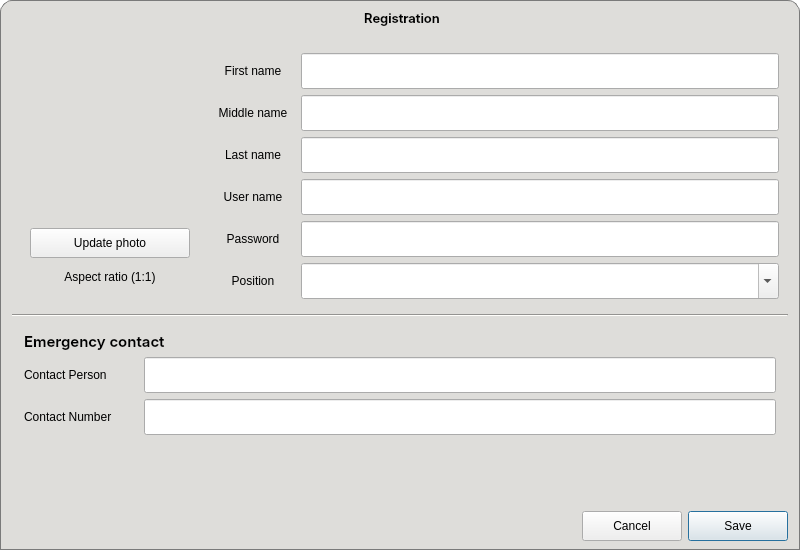
First picture: the form in CAI_PyQt/CAI_Admin/UI/FormAddNewUser.ui, repository CPG19040/CPG19040, before the edit.
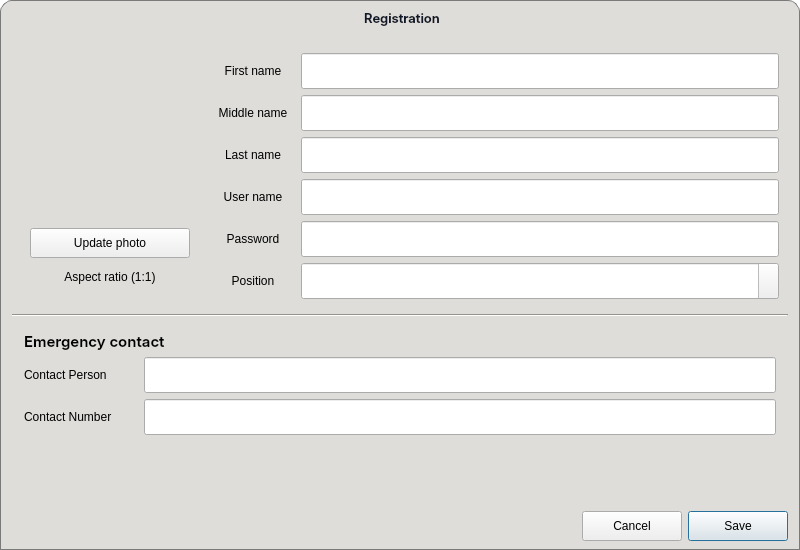
Second picture: the form after the edit. Icons and pictures are not drawn.

Diff of the .ui file:
```diff
--- a/CAI_PyQt/CAI_Admin/UI/FormAddNewUser.ui
+++ b/CAI_PyQt/CAI_Admin/UI/FormAddNewUser.ui
@@ -27,12 +27,227 @@
   </property>
   <property name="styleSheet">
    <string notr="true">* {
-	color: black;
-	font: 10pt &quot;Inter&quot;;
+    color: black;
+    font: 10pt &quot;Inter&quot;;
 }
 
-#AddNewUserDialog {
-	background-color: transparent;
+QDialog {
+    background: transparent;
+}
+
+
+#frame_header {
+    background-color: #deddda;
+    border-top-left-radius: 12px;
+    border-top-right-radius: 12px;
+    border: 1px solid #7a7a7a;
+    border-bottom: none;
+}
+
+#label_windowTitle {
+    background: transparent;
+    font: 10pt &quot;Inter SemiBold&quot;;
+    color: #111827;
+}
+
+#widget_window_buttons {
+    background: transparent;
+}
+
+#btnMinimize {
+    border-radius: 12px;
+    background-color: transparent;
+}
+
+#btnMinimize:hover {
+    background-color: #f8e45c;
+}
+
+#btnClose {
+    border-radius: 12px;
+    background-color: transparent;
+}
+
+#btnClose:hover {
+    background-color: #f66151;
+}
+
+
+#widget_body {
+    background-color: #deddda;
+    border: 1px solid #7a7a7a;
+    border-top: none;
+}
+
+
+*[class=&quot;input-field&quot;] {
+    background-color: transparent;
+}
+
+*[class=&quot;input-field&quot;] QLineEdit {
+    background-color: #ffffff;
+    border: 1px solid #999;
+    border-left: none;
+    border-top-right-radius: 18px;
+    border-bottom-right-radius: 18px;
+    padding: 0px 8px;
+    color: #1f2937;
+}
+
+QLineEdit:focus {
+    border: 1px solid #2563eb;
+}
+
+QLineEdit:hover {
+    border: 1px solid #3b82f6;
+}
+
+*[class=&quot;input-field&quot;] QLineEdit:disabled {
+    background-color: #f3f4f6;
+    border: none;
+    color: #999;
+}
+
+*[class=&quot;input-field&quot;] QLabel {
+    background-color: #d2d2d2;
+    border-left: 1px solid #999;
+    border-top: 1px solid #999;
+    border-bottom: 1px solid #999;
+    border-right: none;
+    border-top-left-radius: 18px;
+    border-bottom-left-radius: 18px;
+    padding-left: 8px;
+    color: #000000;
+}
+
+*[class=&quot;input-field&quot;] QLabel:disabled {
+    color: #999;
+    border: none;
+}
+
+
+
+*[class=&quot;input-field&quot;] QComboBox {
+    border: 1px solid #999;
+    border-left: none;
+    padding: 0px 10px;
+    background-color: #ffffff;
+    color: #1f2937;
+    font: 10pt &quot;Inter Medium&quot;;
+    selection-background-color: #bfdbfe;
+    border-top-right-radius: 18px;
+    border-bottom-right-radius: 18px;
+}
+
+QComboBox:focus {
+    border: 1px solid #2563eb;
+}
+
+QComboBox:hover {
+    border: 1px solid #3b82f6;
+}
+
+QComboBox::drop-down {
+    subcontrol-origin: padding;
+    subcontrol-position: top right;
+    width: 30px;
+    border-left-width: 0px;
+    border-top-right-radius: 15px;
+    border-bottom-right-radius: 15px;
+}
+
+QComboBox::down-arrow {
+    image: url(:/Images/Images/caret-down.png);
+    border: none;
+    width: 8px;
+    height: 8px;
+}
+
+QComboBox QAbstractItemView {
+    background-color: #ffffff !important;
+    border: 1px solid #999;
+    selection-background-color: #bfdbfe;
+    selection-color: #111827;
+    outline: 0;
+}
+
+QComboBox QAbstractItemView::item {
+    padding: 0px 15px;
+    border-radius: 4px;
+    color: #1f2937;
+}
+
+QComboBox QAbstractItemView::item:hover {
+    background-color: #bfdbfe;
+    color: #111827;
+}
+
+QComboBox:disabled {
+    background-color: #f3f4f6;
+    border: none;
+    color: #999;
+}
+
+QComboBox::drop-down:disabled {
+    border-top-right-radius: 15px;
+    border-bottom-right-radius: 15px;
+    background-color: transparent;
+}
+
+QComboBox::down-arrow:disabled {
+    image: url(:/Images/Images/caret-down-disabled.png);
+}
+
+
+
+QPushButton[class=&quot;button-green&quot;] {
+    border: 1px solid #0a5128;
+    border-radius: 15px;
+    padding: 0px 10px 0px;
+    background: qlineargradient(x1:0, y1:0, x2:0, y2:1, stop:0 #1ebd5d, stop:1 #107f3f);
+    color: #FFF;
+    font: 10pt &quot;Inter SemiBold&quot;;
+}
+
+QPushButton[class=&quot;button-green&quot;]:hover {
+    background: qlineargradient(x1:0, y1:0, x2:0, y2:1, stop:0 #2ecc71, stop:1 #27AE60);
+}
+
+QPushButton[class=&quot;button-green&quot;]:pressed {
+    background: qlineargradient(x1:0, y1:0, x2:0, y2:1, stop:0 #0b572a, stop:1 #129046);
+}
+
+QPushButton[class=&quot;button-green&quot;]:disabled {
+    background: #A5D6A7;
+    color: #E8F5E9;
+    opacity: 0.6;
+}
+
+QPushButton[class=&quot;button-normal&quot;] {
+    color: #000000;
+    font: 10pt &quot;Inter&quot;;
+    border: 1px solid #9a9996;
+    border-radius: 15px;
+    background: qlineargradient(x1:0, y1:0, x2:0, y2:1, stop:0 #ffffff, stop:1 #d8ecf6);
+}
+
+QPushButton[class=&quot;button-normal&quot;]:hover {
+    background: qlineargradient(x1:0, y1:0, x2:0, y2:1, stop:0 #ffffff, stop:1 #f2f6f8);
+}
+
+QPushButton[class=&quot;button-normal&quot;]:pressed {
+    background: qlineargradient(x1:0, y1:0, x2:0, y2:1, stop:0 #dce5e9, stop:1 #ffffff);
+}
+
+QPushButton[class=&quot;button-normal&quot;]:disabled {
+    color: #aeaeae;
+    border: 1px solid #dcdcdc;
+    background: #f5f5f5;
+}
+
+
+#line_1 {
+    background-color: #deddda;
 }</string>
   </property>
   <layout class="QVBoxLayout" name="verticalLayout_2">
@@ -69,13 +284,7 @@
       <bool>true</bool>
      </property>
      <property name="styleSheet">
-      <string notr="true">#frame_header {
-	background-color: #deddda;
-	border-top-left-radius: 12px;
-	border-top-right-radius: 12px;
-	border: 1px solid #7a7a7a;
-	border-bottom: none;
-}</string>
+      <string notr="true"/>
      </property>
      <property name="frameShape">
       <enum>QFrame::StyledPanel</enum>
@@ -144,9 +353,7 @@
          </font>
         </property>
         <property name="styleSheet">
-         <string notr="true">background: transparent;
-color: rgb(0, 0, 0);
-font: 10pt &quot;Inter SemiBold&quot;;</string>
+         <string notr="true"/>
         </property>
         <property name="text">
          <string>Registration</string>
@@ -204,14 +411,7 @@
             <cursorShape>PointingHandCursor</cursorShape>
            </property>
            <property name="styleSheet">
-            <string notr="true">#btnMinimize {
-	border-radius: 12px;
-	background-color: transparent;
-}
-
-#btnMinimize:hover {
-	background-color: rgb(248, 228, 92);
-}</string>
+            <string notr="true"/>
            </property>
            <property name="text">
             <string/>
@@ -246,14 +446,7 @@
             <cursorShape>PointingHandCursor</cursorShape>
            </property>
            <property name="styleSheet">
-            <string notr="true">#btnClose {
-	border-radius: 12px;
-	background-color: transparent;
-}
-
-#btnClose:hover {
-	background-color: rgb(246, 97, 81);
-}</string>
+            <string notr="true"/>
            </property>
            <property name="text">
             <string/>
@@ -273,154 +466,7 @@
    <item>
     <widget class="QWidget" name="widget_body" native="true">
      <property name="styleSheet">
-      <string notr="true">#widget_body {
-	background-color: #deddda;
-	border: 1px solid #7a7a7a;
-	border-top: none;
-}
-
-#widget_profile_pic, #grp_info {
-	background-color: transparent;
-}
-
-*[class=&quot;button-normal&quot;] {
-	font: 10pt &quot;Inter&quot;;
-	background: qlineargradient(x1:0, y1:0, x2:0, y2:1, 
-                                stop:0 #ffffff, 
-                                stop:1 #d8ecf6);
-	color: black;
-	border-radius: 15px;
-	border: 1px solid rgb(154, 153, 150);
-}
-
-*[class=&quot;button-normal&quot;]:hover {
-	background: qlineargradient(x1:0, y1:0, x2:0, y2:1, 
-                                stop:0 #ffffff, 
-                                stop:1 #f2f6f8);
-}
-
-*[class=&quot;button-normal&quot;]:pressed {
-    background: qlineargradient(x1:0, y1:0, x2:0, y2:1, 
-                                stop:0 #dce5e9, 
-                                stop:1 #ffffff);
-}
-
-*[class=&quot;button-normal&quot;]:disabled {
-	background: #f5f5f5;
-	border: 1px solid #dcdcdc;
-	color: #aeaeae;
-}
-
-QPushButton[class=&quot;button-green&quot;] {
-	border: 1px solid #0a5128;
-    border-radius: 15px;
-    padding: 0px 10px 0px;
-    background: qlineargradient(x1:0, y1:0, x2:0, y2:1, 
-                                stop:0 #1ebd5d, 
-                                stop:1 #107f3f);
-    color: #FFF;
-    font: 10pt &quot;Inter SemiBold&quot;;
-}
-
-QPushButton[class=&quot;button-green&quot;]:hover {
-    background: qlineargradient(x1:0, y1:0, x2:0, y2:1, 
-                                stop:0 #2ecc71, 
-                                stop:1 #27AE60);
-}
-
-QPushButton[class=&quot;button-green&quot;]:pressed {
-    background: qlineargradient(x1:0, y1:0, x2:0, y2:1, 
-                                stop:0 #0b572a, 
-                                stop:1 #129046); 
-}
-
-QPushButton[class=&quot;button-green&quot;]:disabled {
-    background: #A5D6A7;
-    color: #E8F5E9;
-    opacity: 0.6;
-}
-
-*[class=&quot;input-field&quot;] {
-	background-color: transparent;
-}
-
-*[class=&quot;input-field&quot;] QLineEdit {
-	background-color: #ffffff;
-	border: 1px solid #999;
-	border-left: none;
-	border-top-right-radius: 18px;
-	border-bottom-right-radius: 18px;
-	padding: 0px 8px;
-	color: black;
-}
-
-*[class=&quot;input-field&quot;] QLabel {
-	background-color: #d2d2d2;
-	border-left: 1px solid #999;
-	border-top: 1px solid #999;
-	border-bottom: 1px solid #999;
-	border-right: none;
-	border-top-left-radius: 18px;
-	border-bottom-left-radius: 18px;
-	padding-left: 8px;
-	color: black;
-}
-
-*[class=&quot;input-field&quot;] QComboBox {
-	background-color: #FFF;
-	border: 1px solid #999;
-	border-left: none;
-	border-top-right-radius: 18px;
-	border-bottom-right-radius: 18px;
-	padding-left: 8px;
-	color: black;
-}
-
-*[class=&quot;input-field&quot;] QComboBox:focus {
-	border: 1px solid #007BFF;
-}
-
-*[class=&quot;input-field&quot;] QLineEdit:hover,
-*[class=&quot;input-field&quot;] QComboBox:hover {
-    border: 1px solid #3498db;
-}
-
-*[class=&quot;input-field&quot;] QComboBox::drop-down {
-    subcontrol-origin: padding;
-    subcontrol-position: top right;
-    width: 30px;
-    border-left-width: 0px;
-    /* Match the 15px border-radius of the main control */
-    border-top-right-radius: 15px;
-    border-bottom-right-radius: 15px;
-}
-
-*[class=&quot;input-field&quot;] QComboBox::down-arrow {
-    image: url(:/Images/Images/caret-down.png);
-    border: none;
-    width: 8px;
-    height: 8px;
-}
-
-*[class=&quot;input-field&quot;] QComboBox QAbstractItemView {
-    background-color: white !important;
-    border: 1px solid #999;
-    selection-background-color: #7eb4d7;
-    selection-color: #ffffff;
-    outline: 0; /* Removes the ugly dotted focus border */
-}
-
-*[class=&quot;input-field&quot;] QComboBox QAbstractItemView::item {
-    padding: 0px 15px;
-    border-radius: 4px;
-    color: #333333;
-}
-
-/* Hover state for items inside the dropdown */
-QComboBox QAbstractItemView::item:hover {
-    background-color: #7eb4d7;
-    color: #ffffff;
-}</string>
+      <string notr="true"/>
      </property>
      <layout class="QVBoxLayout" name="verticalLayout">
       <property name="spacing">
```
Left out of the diff: 9 changed lines with no effect on the pictures.
